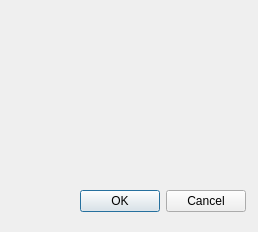
projectdelphai/ECS160_MapEditor, file MapEditor/dialogtrigger.ui: the form before one commit.
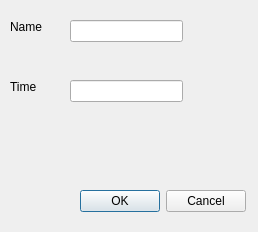
The form after the commit.

Diff of the .ui file:
```diff
--- a/MapEditor/dialogtrigger.ui
+++ b/MapEditor/dialogtrigger.ui
@@ -29,6 +29,61 @@
     <set>QDialogButtonBox::Cancel|QDialogButtonBox::Ok</set>
    </property>
   </widget>
+  <widget class="QLineEdit" name="lineEdit">
+   <property name="geometry">
+    <rect>
+     <x>70</x>
+     <y>20</y>
+     <width>113</width>
+     <height>22</height>
+    </rect>
+   </property>
+   <property name="accessibleName">
+    <string>name</string>
+   </property>
+   <property name="readOnly">
+    <bool>false</bool>
+   </property>
+  </widget>
+  <widget class="QLineEdit" name="lineEdit_2">
+   <property name="geometry">
+    <rect>
+     <x>70</x>
+     <y>80</y>
+     <width>113</width>
+     <height>22</height>
+    </rect>
+   </property>
+   <property name="accessibleName">
+    <string>time</string>
+   </property>
+  </widget>
+  <widget class="QLabel" name="label">
+   <property name="geometry">
+    <rect>
+     <x>10</x>
+     <y>20</y>
+     <width>59</width>
+     <height>14</height>
+    </rect>
+   </property>
+   <property name="text">
+    <string>Name</string>
+   </property>
+  </widget>
+  <widget class="QLabel" name="label_2">
+   <property name="geometry">
+    <rect>
+     <x>10</x>
+     <y>80</y>
+     <width>59</width>
+     <height>14</height>
+    </rect>
+   </property>
+   <property name="text">
+    <string>Time</string>
+   </property>
+  </widget>
  </widget>
  <resources/>
  <connections>
```
